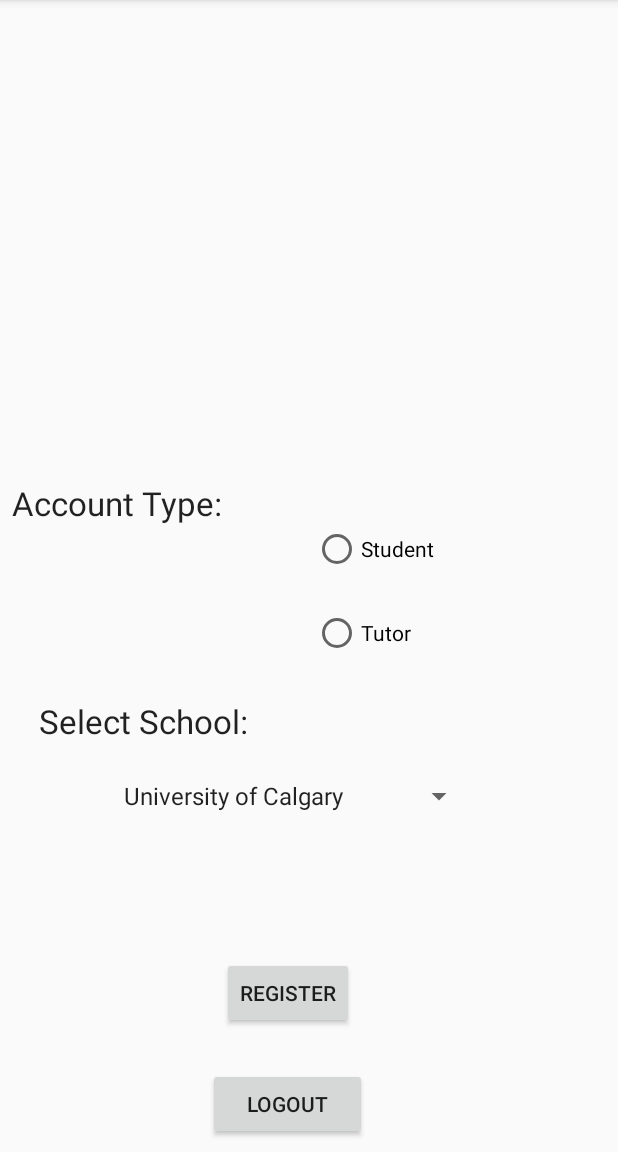
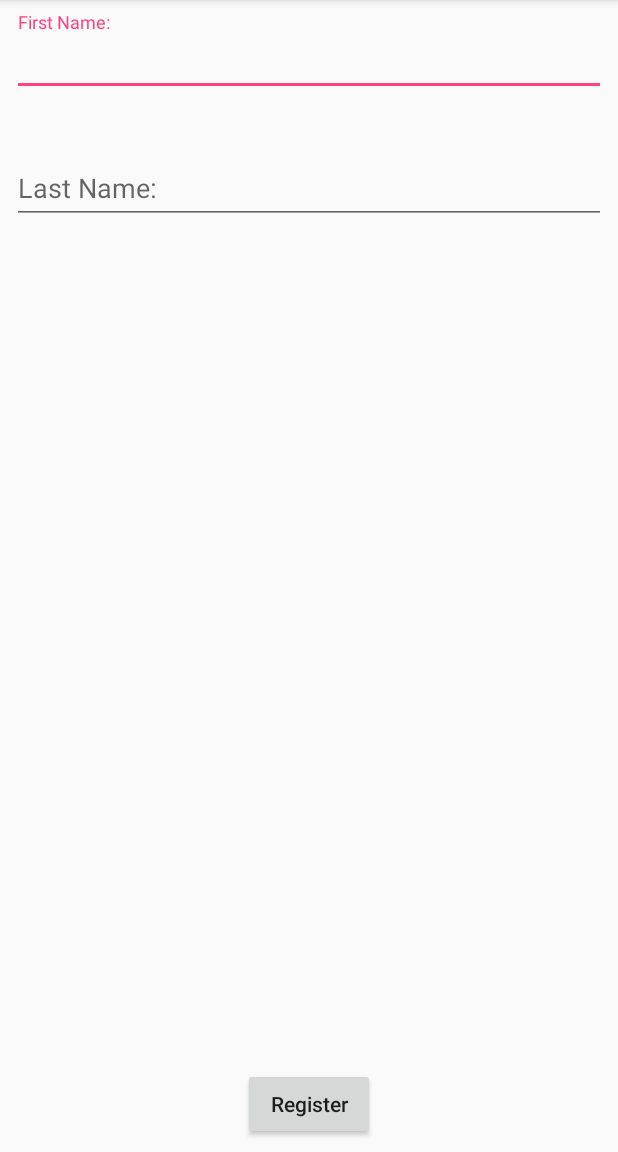
Before and after one commit to Chris-Behan/Lucriment, an Android app: the screen it shows after launch once a user with an empty profile is signed in (CreationActivity), on a phone screen of 412 x 824 dp, the part 84-1236 px from its top. Run offline under Robolectric (Android 15) with nearby library versions, the phone set to English and light mode, and no system bars; our stand-ins replace Firebase (no records; nobody signed in at launch, a user with empty details on screens opened directly); libraries missing offline, so code that uses them is left out: com.facebook, com.facebook.appevents, com.facebook.login; pictures from the network do not load; 6 statements that could not run were skipped.

Commit message:
refactored creation with floating textview and validation

```diff
--- a/app/src/main/java/com/lucriment/lucriment/CreationActivity.java
+++ b/app/src/main/java/com/lucriment/lucriment/CreationActivity.java
@@ -3,10 +3,12 @@ package com.lucriment.lucriment;
 import android.content.Intent;
 import android.net.Uri;
 import android.support.annotation.NonNull;
+import android.support.design.widget.TextInputLayout;
 import android.support.v7.app.AppCompatActivity;
 import android.os.Bundle;
 import android.util.Log;
 import android.view.View;
+import android.view.WindowManager;
 import android.widget.ArrayAdapter;
 import android.widget.Button;
 import android.widget.EditText;
@@ -29,14 +31,14 @@ public class CreationActivity extends AppCompatActivity implements View.OnClickL
 
     private FirebaseAuth firebaseAuth;
     private DatabaseReference databaseReference;
-    private Button logoutButton;
+
     private Button registerButton;
-    private RadioGroup rg;
-    private RadioButton rb;
     private Spinner schoolSelector;
+    private UserInfo UserInformation;
+    private TextInputLayout firstNameInputLayout, lastNameInputLayout;
 
     //private FirebaseUser user;
-    private EditText name;
+    private EditText firstName, lastName;
 
 
     @Override
@@ -53,13 +55,14 @@ public class CreationActivity extends AppCompatActivity implements View.OnClickL
         // initialize firebase user
         FirebaseUser user = firebaseAuth.getCurrentUser();
         //initialize buttons
-        logoutButton = (Button) findViewById(R.id.logoutButton2);
-        schoolSelector = (Spinner) findViewById(R.id.schoolSelect);
+        firstNameInputLayout = (TextInputLayout) findViewById(R.id.firstNameInputLayout);
+        lastNameInputLayout = (TextInputLayout) findViewById(R.id.lastNameInputLayout);
         registerButton = (Button) findViewById(R.id.createButton);
-        rg = (RadioGroup) findViewById(R.id.radioGroup);
-        name = (EditText) findViewById(R.id.Name);
+        firstName = (EditText) findViewById(R.id.firstName);
+        lastName = (EditText) findViewById(R.id.lastName);
         if(firebaseAuth.getCurrentUser().getDisplayName() == null){
-            name.setVisibility(View.VISIBLE);
+            firstName.setVisibility(View.VISIBLE);
+            lastName.setVisibility(View.VISIBLE);
         }
 
 
@@ -68,20 +71,16 @@ public class CreationActivity extends AppCompatActivity implements View.OnClickL
 
 
         // set up listeners
-        logoutButton.setOnClickListener(this);
+
         registerButton.setOnClickListener(this);
 
-        //set up drop down menu
-        ArrayAdapter<String> schoolNameAdapter = new ArrayAdapter<String>(CreationActivity.this,
-                android.R.layout.simple_list_item_1, getResources().getStringArray(R.array.SchoolNames));
-        schoolNameAdapter.setDropDownViewResource(android.R.layout.simple_spinner_dropdown_item);
-        schoolSelector.setAdapter(schoolNameAdapter);
+
 
     }
     //save user information
     private void saveUserInformation(){
-        String accountType = rb.getText().toString().trim();
-        String school = schoolSelector.getSelectedItem().toString().trim();
+        String accountType = "student";
+
         //String school = "UofC";
         // System.out.println(school);
 
@@ -90,7 +89,7 @@ public class CreationActivity extends AppCompatActivity implements View.OnClickL
         FirebaseUser user = firebaseAuth.getCurrentUser();
         if(user.getDisplayName() == null) {
             UserProfileChangeRequest profileUpdates = new UserProfileChangeRequest.Builder()
-                    .setDisplayName(name.getText().toString())
+                    .setDisplayName(firstName.getText().toString()+" "+lastName.getText().toString())
 
                     .build();
 
@@ -105,49 +104,88 @@ public class CreationActivity extends AppCompatActivity implements View.OnClickL
                     });
         }
       //  String displayName = firebaseAuth.getCurrentUser().getDisplayName().toString();
-        String displayName = name.getText().toString();
-        if(name.getVisibility() == View.INVISIBLE){
+        String displayName = firstName.getText().toString()+" "+lastName.getText().toString();
+        if(firstName.getVisibility() == View.INVISIBLE){
             displayName = firebaseAuth.getCurrentUser().getDisplayName();
+            UserInformation = new UserInfo(displayName, displayName.substring(displayName.indexOf(' ')+1,displayName.length()),
+                    displayName.substring(0,displayName.indexOf(' ')),user.getUid(),user.getEmail(),accountType);
+        }else{
+            UserInformation = new UserInfo(displayName, lastName.getText().toString(),
+                   firstName.getText().toString(),user.getUid(),user.getEmail(),accountType);
         }
-        UserInfo UserInformation = new UserInfo(displayName, displayName.substring(displayName.indexOf(' ')+1,displayName.length()),
-                displayName.substring(0,displayName.indexOf(' ')),user.getUid(),user.getEmail(),accountType);
-        if(accountType.equals("Tutor")) {
+
+       /* if(accountType.equals("Tutor")) {
             databaseReference.child("users").child(user.getUid()).setValue(UserInformation);
             Intent i = new Intent(CreationActivity.this, TutorCreation.class);
             i.putExtra("userInfo", UserInformation);
             startActivity(i);
            // databaseReference.child("Tutors").child(user.getUid()).setValue(UserInformation);
-        }else{
+        }else{ */
             databaseReference.child("users").child(user.getUid()).setValue(UserInformation);
             Toast.makeText(this, "Account Created", Toast.LENGTH_SHORT).show();
-            Intent i = new Intent(CreationActivity.this, ProfileActivity.class);
+            Intent i = new Intent(CreationActivity.this, SettingsActivity.class);
             i.putExtra("userInfo", UserInformation);
 
             startActivity(i);
 
 
-        }
+
 
 
 
     }
+    private boolean validateFirstName(){
+        if (firstName.getText().toString().trim().isEmpty()) {
+            firstNameInputLayout.setError(getString(R.string.err_msg_firstname));
+            requestFocus(firstName);
+            return false;
 
-    public void rbClick(View v){
-        int radioButtonID = rg.getCheckedRadioButtonId();
-        rb = (RadioButton) findViewById(radioButtonID);
+        } else {
+            firstNameInputLayout.setErrorEnabled(false);
+        }
+        return true;
     }
+
+    private boolean validateLastName(){
+        if (lastName.getText().toString().trim().isEmpty()) {
+            lastNameInputLayout.setError(getString(R.string.err_msg_lastname));
+            requestFocus(lastName);
+            return false;
+
+        } else {
+            lastNameInputLayout.setErrorEnabled(false);
+        }
+        return true;
+    }
+    private void requestFocus(View view) {
+        if (view.requestFocus()) {
+            getWindow().setSoftInputMode(WindowManager.LayoutParams.SOFT_INPUT_STATE_ALWAYS_VISIBLE);
+        }
+    }
+
+    private void submitForm() {
+        if (!validateFirstName()) {
+            return;
+        }
+
+        if (!validateLastName()) {
+            return;
+        }
+
+
+        saveUserInformation();
+        Toast.makeText(getApplicationContext(), "Thank You!", Toast.LENGTH_SHORT).show();
+    }
+
+
 
     @Override
     public void onClick(View v) {
 
-        if(v == logoutButton){
-            firebaseAuth.signOut();
-            LoginManager.getInstance().logOut();
-            finish();
-            startActivity(new Intent(this, LoginActivity.class));
-        }
+
         if(v == registerButton){
-            saveUserInformation();
+        submitForm();
+
         }
 
 
--- a/app/src/main/java/com/lucriment/lucriment/SessionsActivity.java
+++ b/app/src/main/java/com/lucriment/lucriment/SessionsActivity.java
@@ -157,7 +157,7 @@ public class SessionsActivity extends BaseActivity implements DeclineDialogFragm
         });
 
         registerSessionClicks();
-        if(userType.equals("Student")){
+        if(userType.equals("student")){
             sessionRequestLabel.setText("Pending Requests:");
         }
 
--- a/app/src/main/java/com/lucriment/lucriment/SettingsActivity.java
+++ b/app/src/main/java/com/lucriment/lucriment/SettingsActivity.java
@@ -134,7 +134,7 @@ public class SettingsActivity extends BaseActivity implements View.OnClickListen
     @Override
     public void onClick(View v) {
         if(v == profileButton){
-            if(userType.equals("Student")) {
+            if(userType.equals("student")) {
                 Intent i = new Intent(SettingsActivity.this, studentProfileActivity.class);
                 i.putExtra("userType", userType);
                 i.putExtra("userInfo", userInfo);
--- a/app/src/main/res/layout/activity_creation.xml
+++ b/app/src/main/res/layout/activity_creation.xml
@@ -7,133 +7,78 @@
     tools:context="com.lucriment.lucriment.CreationActivity">
 
     <RelativeLayout
-        android:layout_width="368dp"
-        android:layout_height="495dp"
-        tools:layout_editor_absoluteX="8dp"
-        tools:layout_editor_absoluteY="8dp"
+        android:layout_width="0dp"
+        android:layout_height="0dp"
+        android:layout_centerHorizontal="true"
         android:layout_centerVertical="true"
-        android:layout_centerHorizontal="true"
-        tools:layout_constraintTop_creator="1"
-        tools:layout_constraintRight_creator="1"
-        tools:layout_constraintBottom_creator="1"
-        android:layout_marginStart="8dp"
-        app:layout_constraintBottom_toBottomOf="parent"
+        android:layout_marginBottom="8dp"
         android:layout_marginEnd="8dp"
-        app:layout_constraintRight_toRightOf="parent"
-        android:layout_marginTop="8dp"
-        tools:layout_constraintLeft_creator="1"
-        android:layout_marginBottom="8dp"
-        app:layout_constraintLeft_toLeftOf="parent"
-        app:layout_constraintTop_toTopOf="parent"
         android:layout_marginLeft="8dp"
         android:layout_marginRight="8dp"
-        app:layout_constraintHorizontal_bias="0.0"
-        app:layout_constraintVertical_bias="1.0"
+        android:layout_marginStart="8dp"
+        android:layout_marginTop="8dp"
         android:orientation="vertical"
-        android:weightSum="1">
+        android:weightSum="1"
+        app:layout_constraintBottom_toBottomOf="parent"
+        app:layout_constraintHorizontal_bias="1.0"
+        app:layout_constraintLeft_toLeftOf="parent"
+        app:layout_constraintRight_toRightOf="parent"
+        app:layout_constraintTop_toTopOf="parent"
+        app:layout_constraintVertical_bias="0.0"
+        tools:layout_constraintBottom_creator="1"
+        tools:layout_constraintLeft_creator="1"
+        tools:layout_constraintRight_creator="1"
+        tools:layout_constraintTop_creator="1">
 
-    >
+        <android.support.design.widget.TextInputLayout
+            android:id="@+id/firstNameInputLayout"
+            android:layout_width="match_parent"
+            android:layout_height="85dp">
 
+            <EditText
+                android:id="@+id/firstName"
+                android:layout_width="match_parent"
+                android:layout_height="wrap_content"
+                android:layout_alignParentLeft="true"
+                android:layout_alignParentStart="true"
 
+                android:layout_alignParentTop="true"
+                android:hint="First Name:"
+                android:inputType="textEmailAddress" />
 
-        <RadioGroup
-            android:id="@+id/radioGroup"
-            android:layout_width="wrap_content"
-            android:layout_height="wrap_content"
-            android:layout_below="@+id/textView"
-            android:layout_alignRight="@+id/schoolSelect"
-            android:layout_alignEnd="@+id/schoolSelect"
-            android:layout_marginRight="27dp"
-            android:layout_marginEnd="27dp">
+        </android.support.design.widget.TextInputLayout>
 
-            <RadioButton
-                android:id="@+id/StudentButton"
-                android:layout_width="wrap_content"
-                android:layout_height="wrap_content"
-                android:layout_alignLeft="@+id/UserButton"
-                android:layout_alignStart="@+id/UserButton"
-                android:layout_below="@+id/UserButton"
-                android:layout_weight="1"
-                android:onClick="rbClick"
-                android:text="Student" />
-
-            <RadioButton
-                android:id="@+id/UserButton"
-                android:layout_width="wrap_content"
-                android:layout_height="wrap_content"
-                android:layout_alignParentTop="true"
-                android:layout_marginTop="24dp"
-                android:layout_toEndOf="@+id/radioGroup"
-                android:layout_toRightOf="@+id/radioGroup"
-                android:layout_weight="1"
-                android:onClick="rbClick"
-                android:text="Tutor" />
-        </RadioGroup>
-
-        <TextView
-            android:id="@+id/textView"
-            android:layout_width="wrap_content"
-            android:layout_height="wrap_content"
-            android:text="Account Type:"
-            android:textAppearance="?android:attr/textAppearanceLarge"
-            android:layout_marginTop="56dp"
-            android:layout_alignParentTop="true"
-            android:layout_alignParentLeft="true"
-            android:layout_alignParentStart="true" />
-
-        <Spinner
-            android:id="@+id/schoolSelect"
-            android:layout_width="250dp"
-            android:layout_height="wrap_content"
-            android:visibility="visible"
-            android:layout_below="@+id/textView2"
-            android:layout_centerHorizontal="true"
-            android:layout_marginTop="11dp" />
-
-        <TextView
-            android:textAppearance="?android:attr/textAppearanceLarge"
-            android:id="@+id/textView2"
-            android:layout_width="wrap_content"
-            android:layout_height="wrap_content"
-            android:text="Select School:"
-            android:layout_marginLeft="18dp"
-            android:layout_marginStart="18dp"
-            android:layout_marginTop="28dp"
-            android:layout_below="@+id/radioGroup"
-            android:layout_alignParentLeft="true"
-            android:layout_alignParentStart="true" />
-
-        <EditText
-            android:id="@+id/Name"
+        <android.support.design.widget.TextInputLayout
+            android:id="@+id/lastNameInputLayout"
             android:layout_width="match_parent"
-            android:layout_height="wrap_content"
+            android:layout_height="85dp"
             android:layout_alignParentLeft="true"
             android:layout_alignParentStart="true"
-            android:layout_alignParentTop="true"
-            android:hint="Name:"
-            android:inputType="textEmailAddress"
-            android:visibility="invisible" />
+            android:layout_below="@+id/firstNameInputLayout">
 
+            <EditText
+                android:id="@+id/lastName"
+                android:layout_width="match_parent"
+                android:layout_height="wrap_content"
+                android:layout_alignParentLeft="true"
+                android:layout_alignParentStart="true"
 
+                android:layout_below="@+id/firstName"
+                android:hint="Last Name:"
+                android:inputType="textEmailAddress" />
 
-        <Button
+        </android.support.design.widget.TextInputLayout>
 
-            android:id="@+id/logoutButton2"
-            android:layout_width="106dp"
-            android:layout_height="wrap_content"
-            android:layout_alignParentBottom="true"
-            android:layout_centerHorizontal="true"
-            android:layout_gravity="center_horizontal"
-            android:text="Logout" />
 
         <Button
             android:id="@+id/createButton"
             android:layout_width="wrap_content"
             android:layout_height="wrap_content"
+
+            android:textAllCaps="false"
             android:text="Register"
-            android:layout_above="@+id/logoutButton2"
-            android:layout_centerHorizontal="true"
-            android:layout_marginBottom="26dp" />
+            android:layout_alignParentBottom="true"
+            android:layout_centerHorizontal="true" />
 
     </RelativeLayout>
 
```
Also changed, not shown: app/src/main/res/layout/activity_login.xml (+11 -12 lines), app/src/main/res/values/strings.xml (+12 -0 lines).
